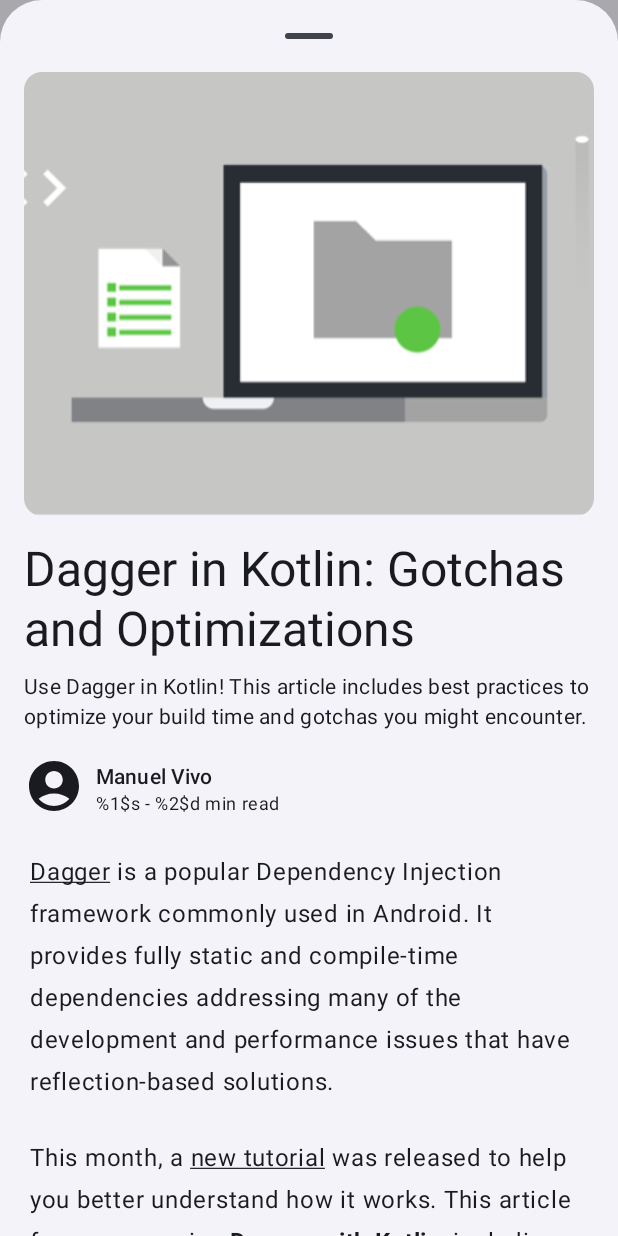
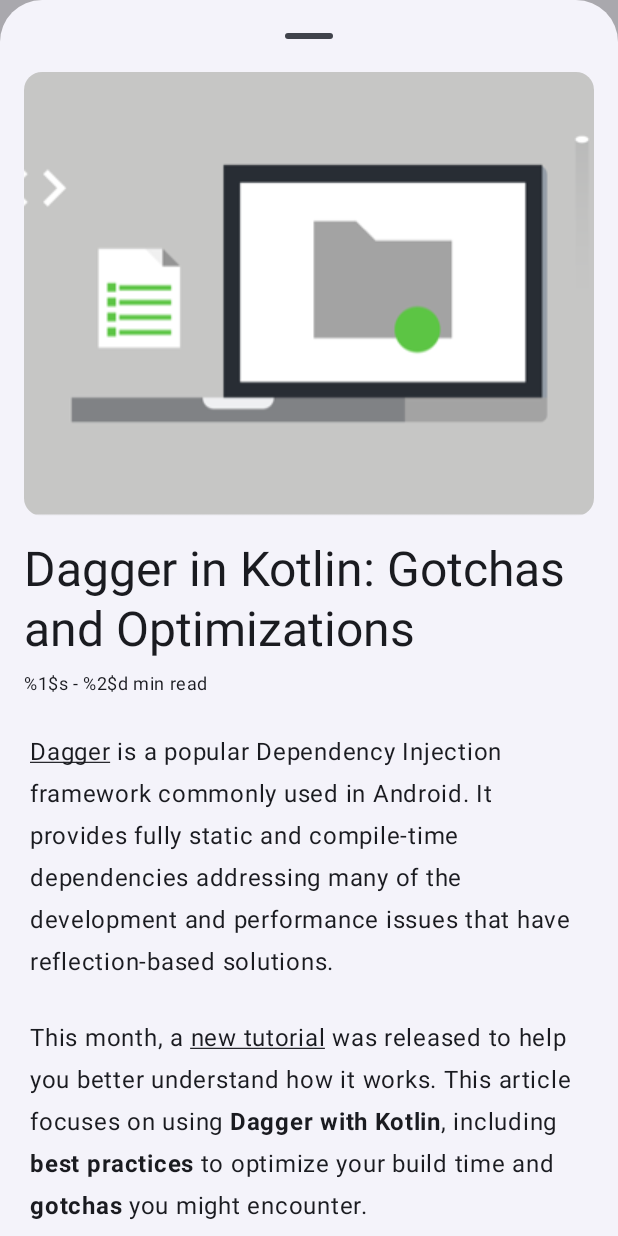
Before and after one commit to p3ol/android-access-example, an Android app built with Jetpack Compose: the screen it shows after launch (MainActivity), after a tap on "Dagger in Kotlin: Gotchas and Optimizati", on a phone screen of 412 x 824 dp. Run offline under Robolectric (Android 15) with nearby library versions, the phone set to English and light mode, and no system bars; 4 statements that could not run were skipped.

Commit message:
refactor: remove useless metadata

```diff
--- a/composeexample/src/main/java/com/example/composeexample/data/articles/impl/ArticlesData.kt
+++ b/composeexample/src/main/java/com/example/composeexample/data/articles/impl/ArticlesData.kt
@@ -3,7 +3,6 @@ package com.example.composeexample.data.articles.impl
 
 import com.example.composeexample.R
 import com.example.composeexample.model.Article
-import com.example.composeexample.model.ArticleAuthor
 import com.example.composeexample.model.ArticlesFeed
 import com.example.composeexample.model.Markup
 import com.example.composeexample.model.MarkupType
@@ -11,15 +10,6 @@ import com.example.composeexample.model.Metadata
 import com.example.composeexample.model.Paragraph
 import com.example.composeexample.model.ParagraphType
 import com.example.composeexample.model.Publication
-
-val pietro = ArticleAuthor("Pietro Maggi", "https://medium.com/@pmaggi")
-val manuel = ArticleAuthor("Manuel Vivo", "https://medium.com/@manuelvicnt")
-val florina = ArticleAuthor(
-    "Florina Muntenescu",
-    "https://medium.com/@florina.muntenescu"
-)
-val jose =
-    ArticleAuthor("Jose Alcérreca", "https://medium.com/@JoseAlcerreca")
 
 val publication = Publication(
     "Android Developers",
@@ -921,7 +911,6 @@ val article1 = Article(
     url = "https://medium.com/androiddevelopers/gradle-path-configuration-dc523f0ed25c",
     publication = publication,
     metadata = Metadata(
-        author = pietro,
         date = "August 02",
         readTimeMinutes = 1
     ),
@@ -937,7 +926,6 @@ val article2 = Article(
     url = "https://medium.com/androiddevelopers/dagger-in-kotlin-gotchas-and-optimizations-7446d8dfd7dc",
     publication = publication,
     metadata = Metadata(
-        author = manuel,
         date = "July 30",
         readTimeMinutes = 3
     ),
@@ -953,7 +941,6 @@ val article3 = Article(
     url = "https://medium.com/androiddevelopers/from-java-programming-language-to-kotlin-the-idiomatic-way-ac552dcc1741",
     publication = publication,
     metadata = Metadata(
-        author = florina,
         date = "July 09",
         readTimeMinutes = 1
     ),
@@ -969,7 +956,6 @@ val article4 = Article(
     url = "https://medium.com/androiddevelopers/locale-changes-and-the-androidviewmodel-antipattern-84eb677660d9",
     publication = publication,
     metadata = Metadata(
-        author = jose,
         date = "April 02",
         readTimeMinutes = 1
     ),
@@ -985,7 +971,6 @@ val article5 = Article(
     url = "https://medium.com/androiddevelopers/collections-and-sequences-in-kotlin-55db18283aca",
     publication = publication,
     metadata = Metadata(
-        author = florina,
         date = "July 24",
         readTimeMinutes = 4
     ),
--- a/composeexample/src/main/java/com/example/composeexample/model/Article.kt
+++ b/composeexample/src/main/java/com/example/composeexample/model/Article.kt
@@ -15,14 +15,8 @@ data class Article(
 )
 
 data class Metadata(
-    val author: ArticleAuthor,
     val date: String,
     val readTimeMinutes: Int
-)
-
-data class ArticleAuthor(
-    val name: String,
-    val url: String? = null
 )
 
 data class Publication(
--- a/composeexample/src/main/java/com/example/composeexample/ui/screens/article/ArticleContent.kt
+++ b/composeexample/src/main/java/com/example/composeexample/ui/screens/article/ArticleContent.kt
@@ -82,10 +82,6 @@ fun LazyListScope.articleContentItems(article: Article) {
         Spacer(Modifier.height(defaultSpacerSize))
         Text(article.title, style = MaterialTheme.typography.headlineLarge)
         Spacer(Modifier.height(8.dp))
-        if (article.subtitle != null) {
-            Text(article.subtitle, style = MaterialTheme.typography.bodyMedium)
-            Spacer(Modifier.height(defaultSpacerSize))
-        }
     }
     item { ArticleMetadata(article.metadata, Modifier.padding(bottom = 24.dp)) }
     items(article.paragraphs) { Paragraph(paragraph = it) }
@@ -113,21 +109,6 @@ private fun ArticleMetadata(
     Row(
         modifier = modifier.semantics(mergeDescendants = true) {}
     ) {
-        Image(
-            imageVector = Icons.Filled.AccountCircle,
-            contentDescription = null,
-            modifier = Modifier.size(40.dp),
-            colorFilter = ColorFilter.tint(LocalContentColor.current),
-            contentScale = ContentScale.Fit
-        )
-        Spacer(Modifier.width(8.dp))
-        Column {
-            Text(
-                text = metadata.author.name,
-                style = MaterialTheme.typography.labelLarge,
-                modifier = Modifier.padding(top = 4.dp)
-            )
-
         Text(
             text = stringResource(
                 id = R.string.home_article_min_read,
@@ -138,7 +119,6 @@ private fun ArticleMetadata(
             ),
             style = MaterialTheme.typography.bodySmall
         )
-        }
     }
 }
 
--- a/composeexample/src/main/java/com/example/composeexample/ui/screens/home/ArticleCardTop.kt
+++ b/composeexample/src/main/java/com/example/composeexample/ui/screens/home/ArticleCardTop.kt
@@ -45,11 +45,6 @@ fun ArticleCardTop(article: Article, modifier: Modifier = Modifier) {
             modifier = Modifier.padding(bottom = 8.dp)
         )
         Text(
-            text = article.metadata.author.name,
-            style = typography.labelLarge,
-            modifier = Modifier.padding(bottom = 4.dp)
-        )
-        Text(
             text = stringResource(
                 id = R.string.home_article_min_read,
                 formatArgs = arrayOf(
--- a/composeexample/src/main/java/com/example/composeexample/ui/screens/home/ArticleCardYourNetwork.kt
+++ b/composeexample/src/main/java/com/example/composeexample/ui/screens/home/ArticleCardYourNetwork.kt
@@ -49,13 +49,7 @@ fun ArticleCardPopular(
                     maxLines = 2,
                     overflow = TextOverflow.Ellipsis
                 )
-                Spacer(modifier = Modifier.weight(1f))
-                Text(
-                    text = article.metadata.author.name,
-                    maxLines = 1,
-                    overflow = TextOverflow.Ellipsis,
-                    style = MaterialTheme.typography.bodyMedium
-                )
+                Spacer(modifier = Modifier.height(8.dp))
 
                 Text(
                     text = stringResource(
--- a/composeexample/src/main/java/com/example/composeexample/ui/screens/home/ArticleCards.kt
+++ b/composeexample/src/main/java/com/example/composeexample/ui/screens/home/ArticleCards.kt
@@ -19,7 +19,7 @@ import com.example.composeexample.R
 import com.example.composeexample.model.Article
 
 @Composable
-fun AuthorAndReadTime(
+fun DateAndReadTime(
     article: Article,
     modifier: Modifier = Modifier
 ) {
@@ -28,7 +28,7 @@ fun AuthorAndReadTime(
             text = stringResource(
                 id = R.string.home_article_min_read,
                 formatArgs = arrayOf(
-                    article.metadata.author.name,
+                    article.metadata.date,
                     article.metadata.readTimeMinutes
                 )
             ),
@@ -74,7 +74,7 @@ fun ArticleCardSimple(
                 .padding(vertical = 10.dp)
         ) {
             ArticleTitle(article)
-            AuthorAndReadTime(article)
+            DateAndReadTime(article)
         }
     }
 }
```
Lines whose indentation alone changed are shown as unchanged.
